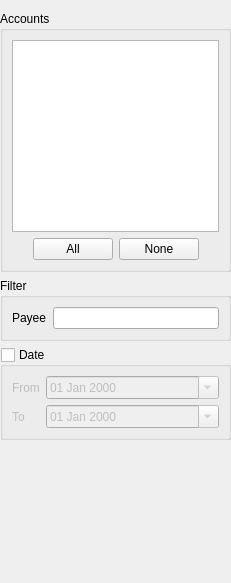
Old version of the form balancer/filter.ui in the repository usovalx/balancer.
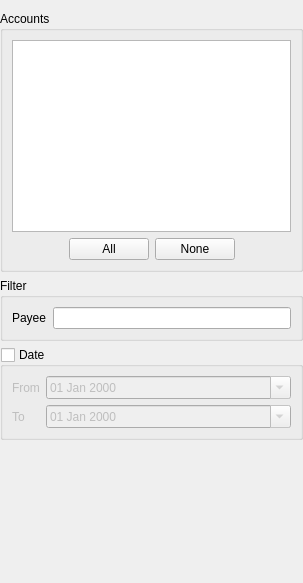
New version of the form.

```diff
--- a/balancer/filter.ui
+++ b/balancer/filter.ui
@@ -6,7 +6,7 @@
    <rect>
     <x>0</x>
     <y>0</y>
-    <width>231</width>
+    <width>303</width>
     <height>583</height>
    </rect>
   </property>
```
Left out of the diff: 9 changed lines with no effect on the pictures.
